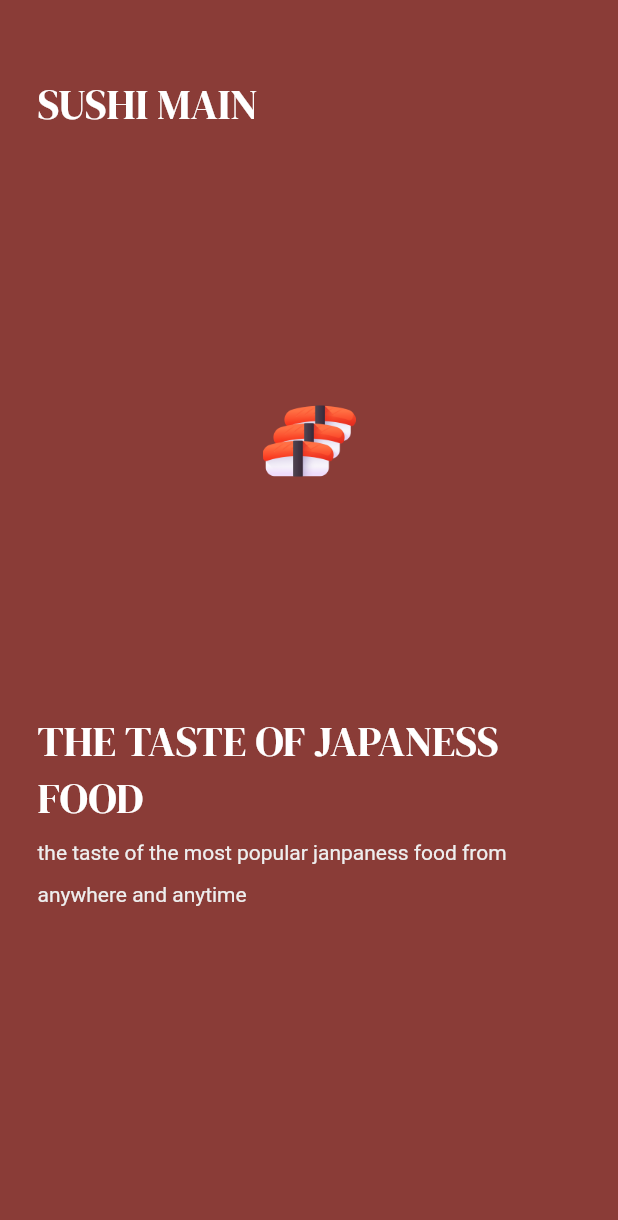
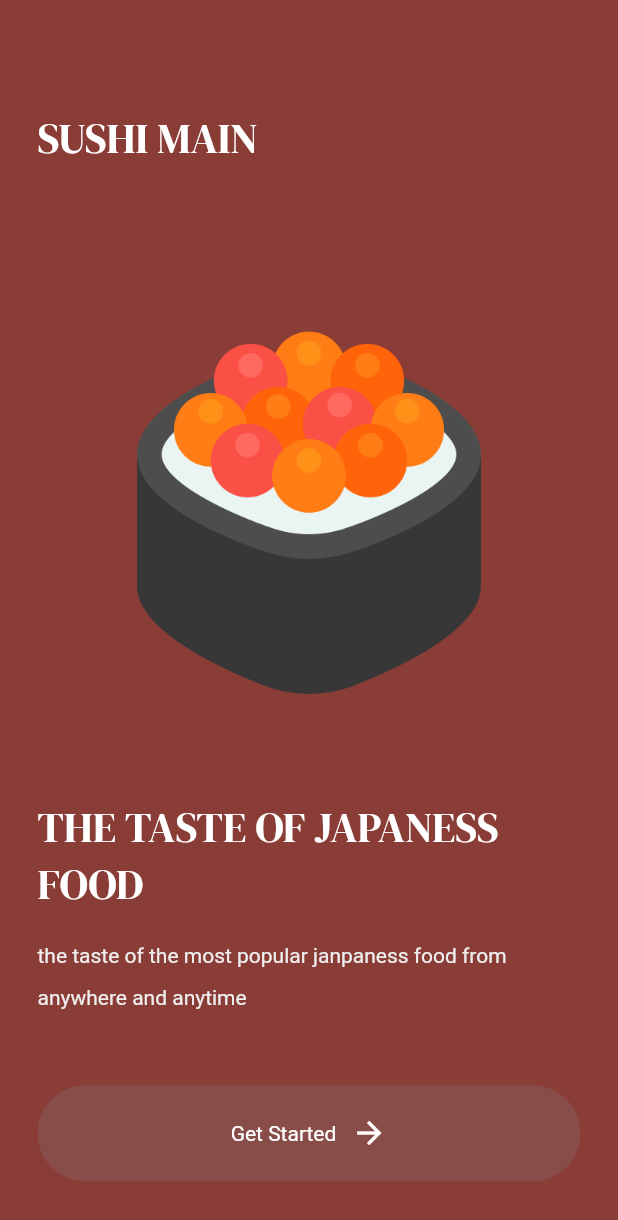
Before and after one commit to RockerHX/example_sushi, a Flutter app: the screen it shows after launch, on a phone screen of 412 x 824 dp. Shown: the top 1220 px of the screen. Run offline on Flutter 3.47's test engine with Material 2 defaults, Android fonts, the phone set to English and light mode, and no system bars; our stand-ins replace google_fonts.

Commit message:
Add Button

```diff
--- a/lib/pages/intro_page.dart
+++ b/lib/pages/intro_page.dart
@@ -1,3 +1,4 @@
+import 'package:example_sushi/components/button.dart';
 import 'package:flutter/material.dart';
 import 'package:google_fonts/google_fonts.dart';
 
@@ -12,6 +13,7 @@ class IntroPage extends StatelessWidget {
         padding: const EdgeInsets.all(25),
         child: Column(
           crossAxisAlignment: CrossAxisAlignment.start,
+          mainAxisAlignment: MainAxisAlignment.spaceEvenly,
           children: [
             const SizedBox(height: 25),
             // shop name
@@ -27,8 +29,8 @@ class IntroPage extends StatelessWidget {
 
             // icon
             Padding(
-              padding: const EdgeInsets.all(150.0),
-              child: Image.asset('lib/images/sushi_1.png'),
+              padding: const EdgeInsets.all(50.0),
+              child: Image.asset('lib/images/sushi_2.png'),
             ),
 
             // title
@@ -52,6 +54,7 @@ class IntroPage extends StatelessWidget {
             const SizedBox(height: 25),
 
             // get start button
+            const MyButton(text: 'Get Started')
           ],
         ),
       ),
```
